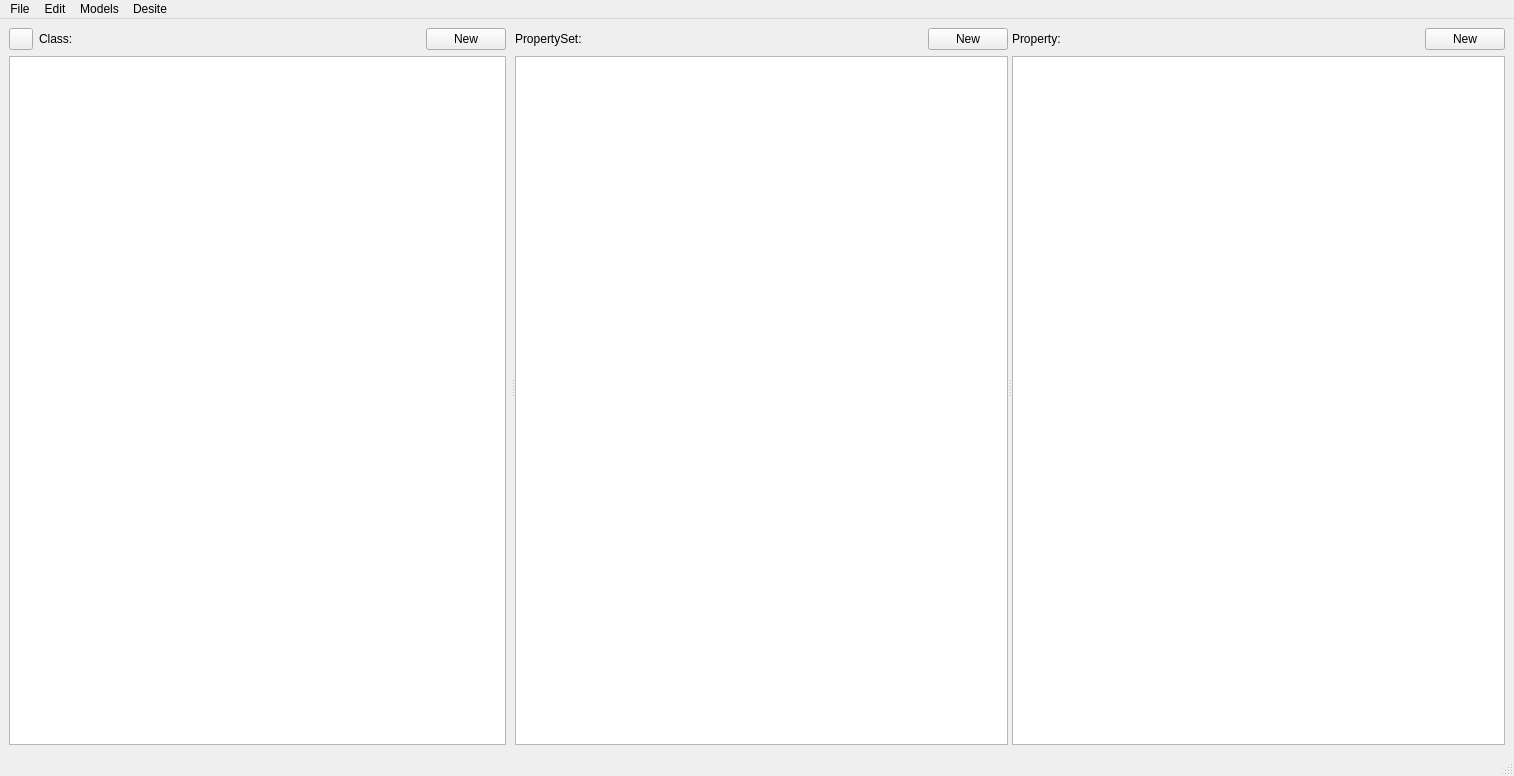
First picture: the form in src/bsdd_gui/module/main_window/qt/MainWindow.ui, repository c-mellueh/bSDD-Toolkit, before the edit.
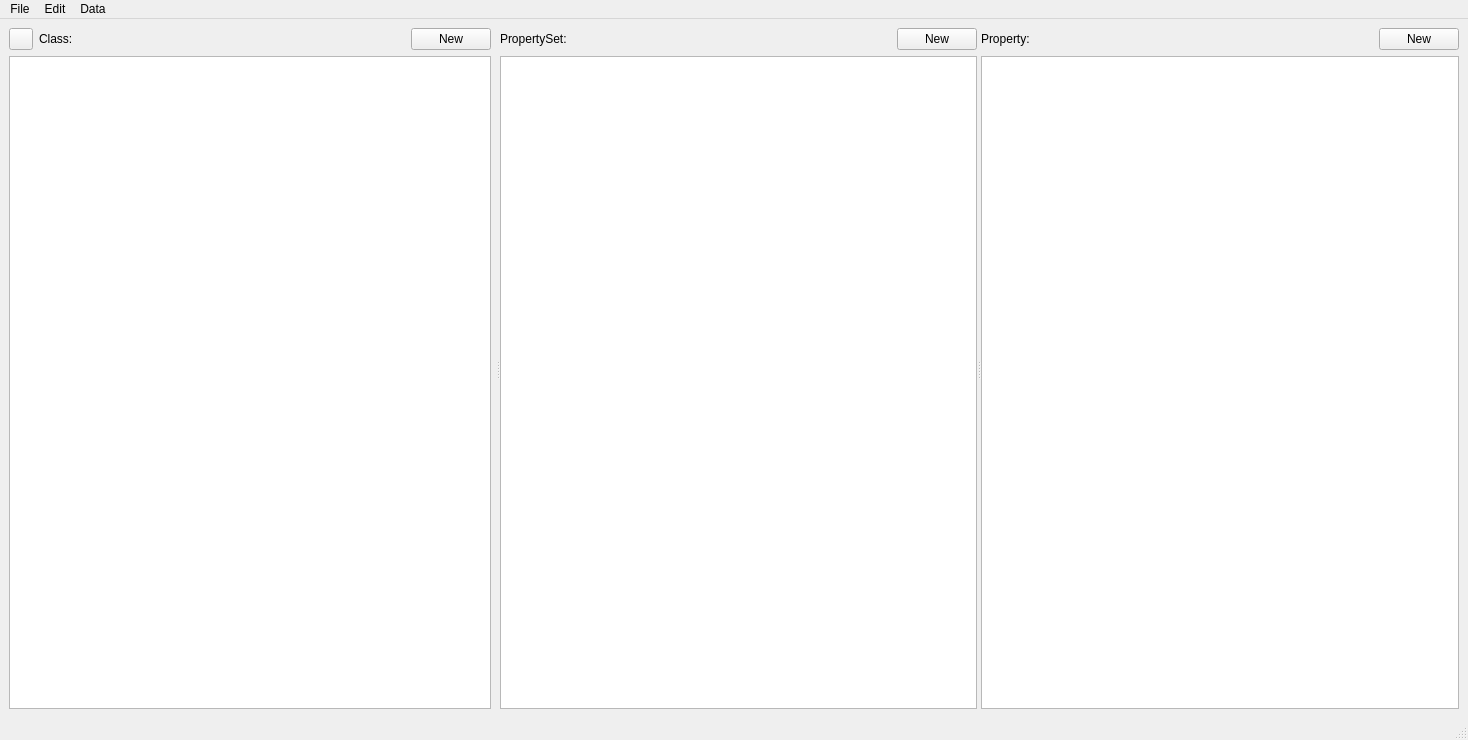
Second picture: the form after the edit. Icons and pictures are not drawn. Custom widgets are drawn as their Qt base class.

Commit message: rename Models to Data action

```diff
--- a/src/bsdd_gui/module/main_window/qt/MainWindow.ui
+++ b/src/bsdd_gui/module/main_window/qt/MainWindow.ui
@@ -6,8 +6,8 @@
    <rect>
     <x>0</x>
     <y>0</y>
-    <width>1514</width>
-    <height>776</height>
+    <width>1468</width>
+    <height>740</height>
    </rect>
   </property>
   <property name="minimumSize">
@@ -319,7 +319,7 @@
     <rect>
      <x>0</x>
      <y>0</y>
-     <width>1514</width>
+     <width>1468</width>
      <height>22</height>
     </rect>
    </property>
@@ -334,25 +334,19 @@
     </widget>
     <addaction name="menuExport"/>
    </widget>
-   <widget class="QMenu" name="menuEdit">
+   <widget class="QMenu" name="menuData">
     <property name="title">
      <string>Edit</string>
     </property>
    </widget>
-   <widget class="QMenu" name="menuDesite">
-    <property name="title">
-     <string>Desite</string>
-    </property>
-   </widget>
    <widget class="QMenu" name="menuModels">
     <property name="title">
-     <string>Models</string>
+     <string>Data</string>
     </property>
    </widget>
    <addaction name="menuFile"/>
-   <addaction name="menuEdit"/>
+   <addaction name="menuData"/>
    <addaction name="menuModels"/>
-   <addaction name="menuDesite"/>
   </widget>
   <widget class="QStatusBar" name="statusbar"/>
   <action name="actiondqwd">
```
Left out of the diff: 6 changed lines with no effect on the pictures. The commit also changes 3 other files.
